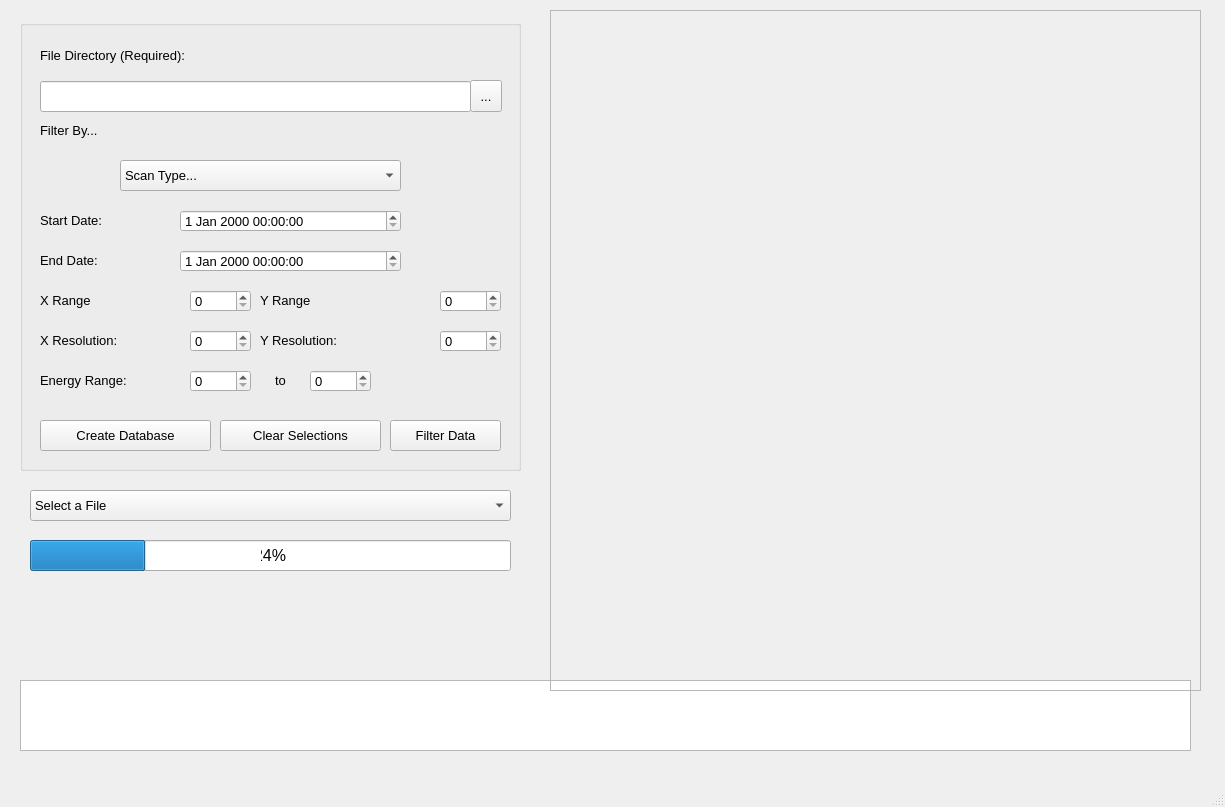
Before: the Qt Designer form STXM_data_viewer.ui in amy-remeshylo/STXM_data_viewer, drawn with Qt 5.
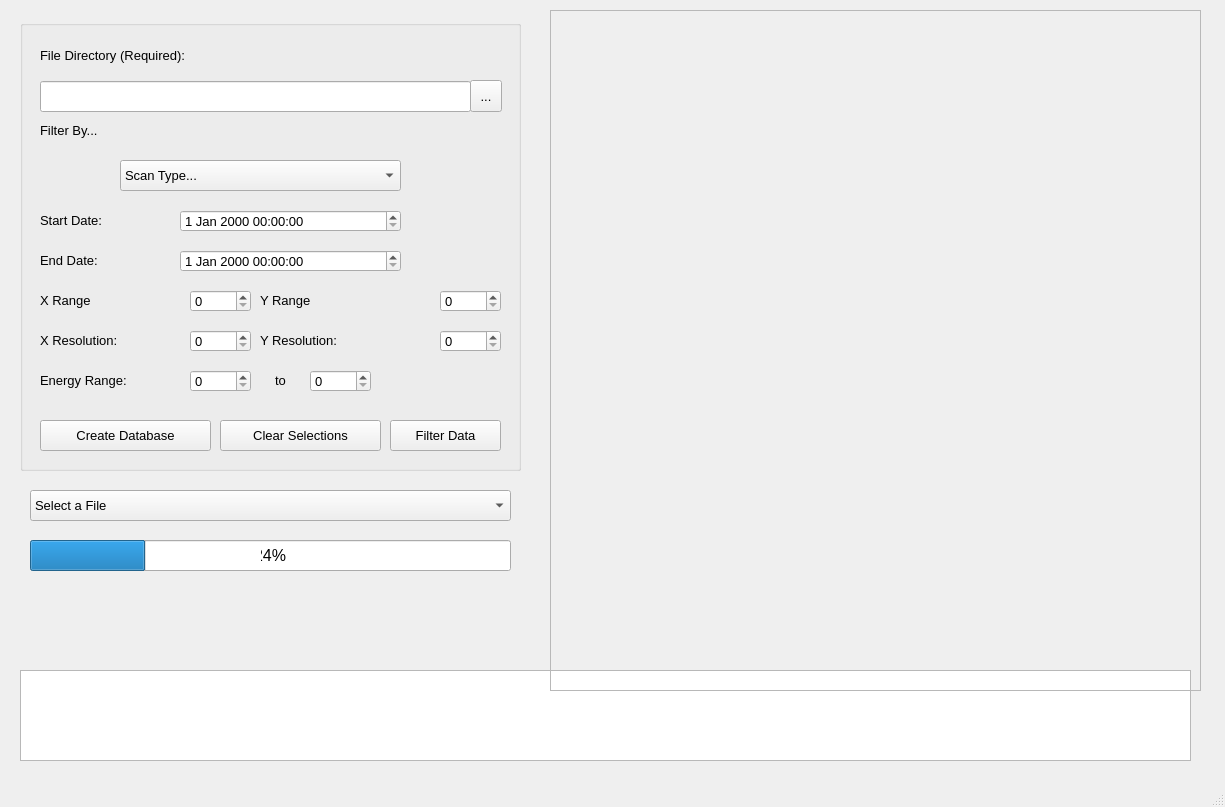
After: the same form once the commit is applied. Icons and pictures are not drawn.

Commit message: command line parsing and global USAGE and VERSION variables added

Diff of the .ui file:
```diff
--- a/STXM_data_viewer.ui
+++ b/STXM_data_viewer.ui
@@ -23,9 +23,9 @@
     <property name="geometry">
      <rect>
       <x>20</x>
-      <y>680</y>
+      <y>670</y>
       <width>1171</width>
-      <height>71</height>
+      <height>91</height>
      </rect>
     </property>
    </widget>
```
The commit also changes 1 other file.
